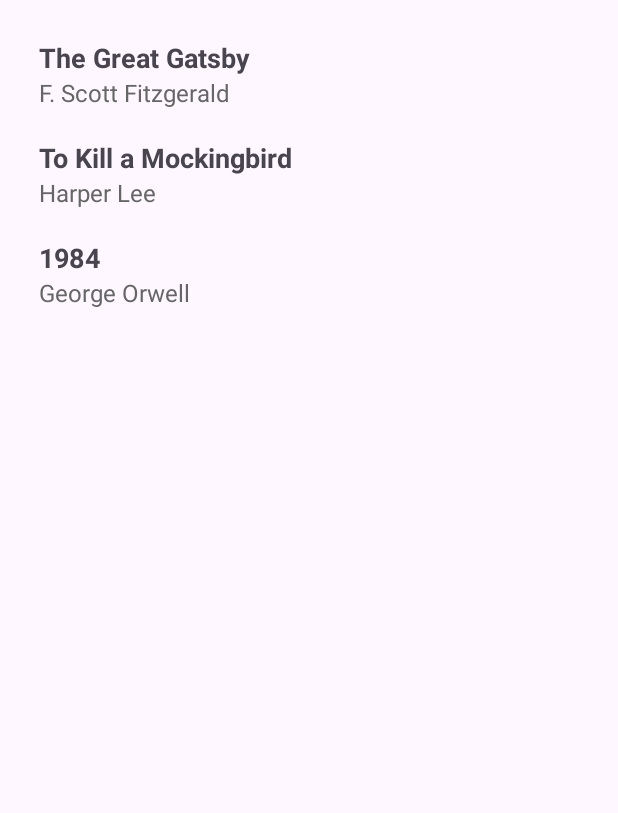
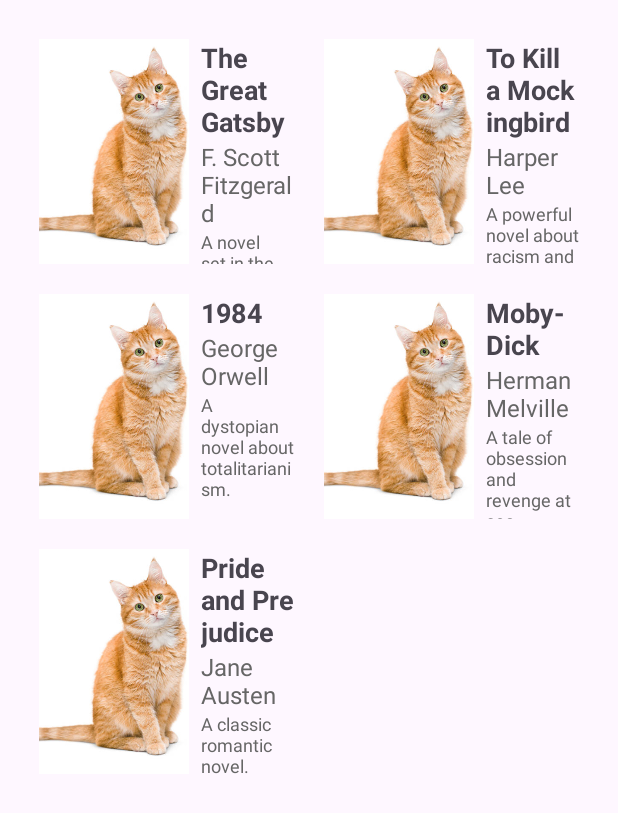
Before and after one commit to HorizonHalifa/EBook-Library, an Android app: the screen it shows after launch (MainActivity), on a phone screen of 412 x 824 dp. Shown: the top 813 px of the screen. Run offline under Robolectric (Android 15) with nearby library versions, the phone set to English and light mode, and no system bars.

Commit message:
Added images and descriptions of books to the RecyclerView. Changed to Grid Layout. Updated book_item.xml and MainActivity.java.

```diff
--- a/app/src/main/java/com/horizon/ebooklibrary/adapters/BookAdapter.java
+++ b/app/src/main/java/com/horizon/ebooklibrary/adapters/BookAdapter.java
@@ -1,10 +1,10 @@
 package com.horizon.ebooklibrary.adapters;
 
-import android.content.ClipData;
 import android.view.ViewGroup;
 import android.content.Context;
 import android.view.LayoutInflater;
 import android.view.View;
+import android.widget.ImageView;
 import android.widget.TextView;
 
 import androidx.annotation.NonNull;
@@ -38,12 +38,15 @@ public class BookAdapter extends RecyclerView.Adapter<BookAdapter.BookViewHolder
      * findViewById links these to book_item.xml.
      */
     public static class BookViewHolder extends RecyclerView.ViewHolder {
-        TextView textTitle, textAuthor;
+        TextView titleTextView, authorTextView, descriptionTextView;
+        ImageView coverImageView;
 
         public BookViewHolder(@NonNull View itemView) {
             super(itemView);
-            textTitle = itemView.findViewById(R.id.textTitle);
-            textAuthor = itemView.findViewById(R.id.textAuthor);
+            titleTextView = itemView.findViewById(R.id.textViewTitle);
+            authorTextView = itemView.findViewById(R.id.textViewAuthor);
+            descriptionTextView = itemView.findViewById(R.id.textViewDescription);
+            coverImageView = itemView.findViewById(R.id.imageViewCover);
         }
     }
 
@@ -72,8 +75,10 @@ public class BookAdapter extends RecyclerView.Adapter<BookAdapter.BookViewHolder
      */
     public void onBindViewHolder(@NonNull BookAdapter.BookViewHolder holder, int position) {
         Book book = bookList.get(position);
-        holder.textTitle.setText(book.getTitle());
-        holder.textAuthor.setText(book.getAuthor());
+        holder.titleTextView.setText(book.getTitle());
+        holder.authorTextView.setText(book.getAuthor());
+        holder.descriptionTextView.setText(book.getDescription());
+        holder.coverImageView.setImageResource(book.getCoverImage()); // Set image from drawable
     }
 
     @Override
--- a/app/src/main/java/com/horizon/ebooklibrary/model/Book.java
+++ b/app/src/main/java/com/horizon/ebooklibrary/model/Book.java
@@ -4,11 +4,13 @@ public class Book {
     private final String title;
     private final String author;
     private final String description;
+    private final int coverImage; // Resource ID for local images.
 
-    public Book(String title, String author, String description) {
+    public Book(String title, String author, String description, int coverImage) {
         this.title = title;
         this.author = author;
         this.description = description;
+        this.coverImage = coverImage;
     }
 
     public String getTitle() {
@@ -22,4 +24,8 @@ public class Book {
     public String getDescription() {
         return description;
     }
+
+    public int getCoverImage() {
+        return coverImage;
+    }
 }
--- a/app/src/main/java/com/horizon/ebooklibrary/ui/MainActivity.java
+++ b/app/src/main/java/com/horizon/ebooklibrary/ui/MainActivity.java
@@ -7,6 +7,7 @@ import androidx.appcompat.app.AppCompatActivity;
 import androidx.core.graphics.Insets;
 import androidx.core.view.ViewCompat;
 import androidx.core.view.WindowInsetsCompat;
+import androidx.recyclerview.widget.GridLayoutManager;
 import androidx.recyclerview.widget.LinearLayoutManager;
 import androidx.recyclerview.widget.RecyclerView;
 
@@ -37,17 +38,23 @@ public class MainActivity extends AppCompatActivity {
 
         // Initialize RecyclerView
         recyclerView = findViewById(R.id.recyclerViewBooks);
-        recyclerView.setLayoutManager(new LinearLayoutManager(this)); // TODO: Consider changing to a GridLayoutManager.
+        recyclerView.setLayoutManager(new GridLayoutManager(this, 2)); // TODO: Consider changing to a GridLayoutManager.
 
 
         // Initialize book list and add sample books
-        bookList = new ArrayList<>();
-        bookList.add(new Book("The Great Gatsby", "F. Scott Fitzgerald", "this is a description"));
-        bookList.add(new Book("To Kill a Mockingbird", "Harper Lee", "this is a description"));
-        bookList.add(new Book("1984", "George Orwell", "this is a description"));
+        loadBooks();
 
         // Initialize adapter and attach it
         bookAdapter = new BookAdapter(this, bookList);
         recyclerView.setAdapter(bookAdapter);
     }
+
+    private void loadBooks() {
+        bookList = new ArrayList<>();
+        bookList.add(new Book("The Great Gatsby", "F. Scott Fitzgerald", "A novel set in the Roaring Twenties.", R.drawable.ic_book_placeholder));
+        bookList.add(new Book("To Kill a Mockingbird", "Harper Lee", "A powerful novel about racism and justice.", R.drawable.ic_book_placeholder));
+        bookList.add(new Book("1984", "George Orwell", "A dystopian novel about totalitarianism.", R.drawable.ic_book_placeholder));
+        bookList.add(new Book("Moby-Dick", "Herman Melville", "A tale of obsession and revenge at sea.", R.drawable.ic_book_placeholder));
+        bookList.add(new Book("Pride and Prejudice", "Jane Austen", "A classic romantic novel.", R.drawable.ic_book_placeholder));
+    }
 }
--- a/app/src/main/res/layout/book_item.xml
+++ b/app/src/main/res/layout/book_item.xml
@@ -3,10 +3,25 @@
     android:layout_width="match_parent"
     android:layout_height="wrap_content"
     android:padding="10dp"
-    android:orientation="vertical">
+    android:orientation="horizontal">
+
+    <ImageView
+        android:id="@+id/imageViewCover"
+        android:layout_width="100dp"
+        android:layout_height="150dp"
+        android:scaleType="centerCrop"
+        android:src="@drawable/ic_book_placeholder" />
+
+    <LinearLayout
+        android:layout_width="0dp"
+        android:layout_height="match_parent"
+        android:layout_weight="1"
+        android:orientation="vertical"
+        android:paddingStart="8dp">
+
 
         <TextView
-        android:id="@+id/textTitle"
+            android:id="@+id/textViewTitle"
             android:layout_width="wrap_content"
             android:layout_height="wrap_content"
             android:text="Book Title"
@@ -14,10 +29,20 @@
             android:textStyle="bold"/>
 
         <TextView
-        android:id="@+id/textAuthor"
+            android:id="@+id/textViewAuthor"
             android:layout_width="wrap_content"
             android:layout_height="wrap_content"
             android:text="Author Name"
             android:textSize="16sp"
             android:textColor="#666666"/>
+
+        <TextView
+            android:id="@+id/textViewDescription"
+            android:layout_width="wrap_content"
+            android:layout_height="wrap_content"
+            android:text="Author Name"
+            android:textSize="12sp"
+            android:textColor="#666666"/>
+
     </LinearLayout>
+</LinearLayout>
```
Also changed, not shown: app/src/main/res/drawable/ic_book_placeholder.jpg (added). Lines whose indentation alone changed are shown as unchanged.
